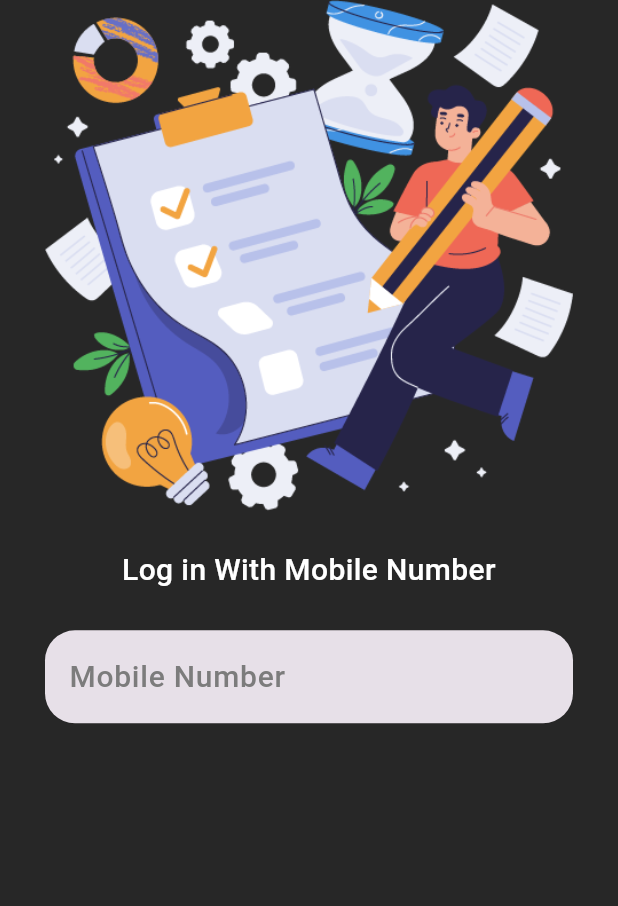
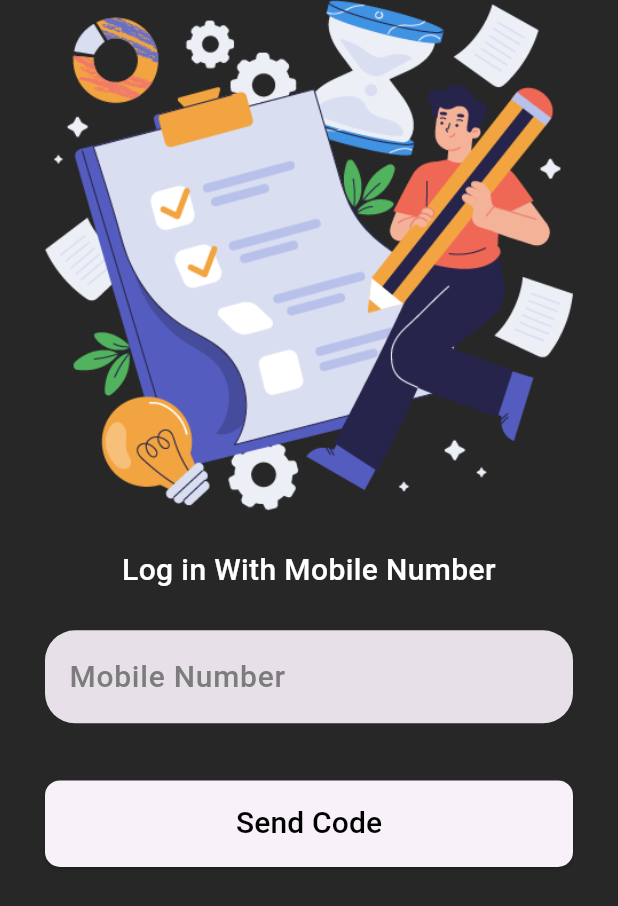
Before and after one commit to farsii/todo_list, a Flutter app: the screen it shows after launch, after a tap on "SKIP", after a tap on "Login with Phone", on a phone screen of 412 x 824 dp. Shown: the top 906 px of the screen. Run offline on Flutter 3.47's test engine with Material 3 defaults, Android fonts, the phone set to English and light mode, and no system bars; our stand-ins replace flutter_screenutil, pinput, smooth_page_indicator.

```diff
--- a/lib/features/authantication/views/sign_in_screen.dart
+++ b/lib/features/authantication/views/sign_in_screen.dart
@@ -1,6 +1,8 @@
 import 'package:flutter/material.dart';
+import 'package:myapp/core/common/widgets/round_button.dart';
 import 'package:myapp/core/common/widgets/white_space.dart';
 import 'package:myapp/core/res/image_res.dart';
+import 'package:myapp/features/authantication/views/otp_verify_screen.dart';
 
 class SignInScreen extends StatelessWidget {
   const SignInScreen({super.key});
@@ -26,11 +28,12 @@ class SignInScreen extends StatelessWidget {
             ),
             WhiteSpace(height: 20,),
             TextField(
+              keyboardType: TextInputType.phone,
 
               style: TextStyle(
 
                 fontSize: 20,
-                color: Colors.white,
+                color: Color.fromARGB(255, 0, 0, 0),
                 fontWeight: FontWeight.w500,
               ),
               decoration: InputDecoration(
@@ -49,6 +52,11 @@ class SignInScreen extends StatelessWidget {
                 ),
               ),
             ),
+            WhiteSpace(height: 30,),
+            RoundButton(text: "Send Code", onpressed: () {
+              Navigator.push(context, MaterialPageRoute(builder: (context) => OtpVerifyScreen(),));
+
+            },)
 
 
 
--- a/lib/main.dart
+++ b/lib/main.dart
@@ -5,6 +5,7 @@ import 'package:myapp/features/authantication/views/on_boarding_screen.dart';
 void main() {
   runApp(const MyApp());
 }
+
 
 class MyApp extends StatelessWidget {
   const MyApp({super.key});
--- /dev/null
+++ b/package.json
@@ -0,0 +1,5 @@
+{
+  "dependencies": {
+    "firebase": "^10.12.3"
+  }
+}
--- a/pubspec.yaml
+++ b/pubspec.yaml
@@ -15,6 +15,10 @@ dependencies:
   cupertino_icons: ^1.0.6
   flutter_screenutil: ^5.9.0
   smooth_page_indicator: ^1.1.0
+  pinput: ^5.0.0
+  firebase_auth: ^5.1.1
+  firebase_core: ^3.1.1
+  firebase_analytics: ^11.1.0
 
 dev_dependencies:
   flutter_test:
```
Also changed, not shown: lib/features/authantication/views/otp_verify_screen.dart (added, +50 -0 lines), package-lock.json (added), pubspec.lock, 3 other files.
